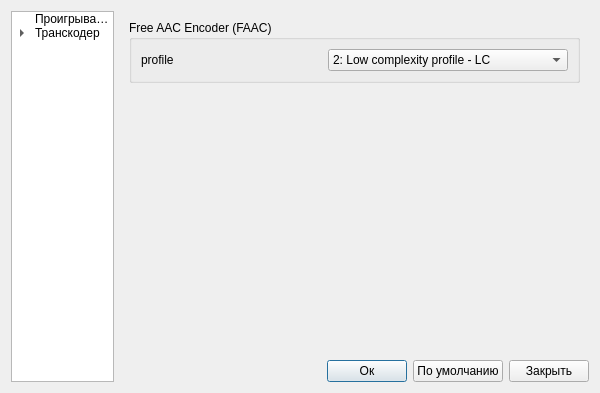
Qt form ui/preferences.ui (ipse666/cueplayer) before a commit.
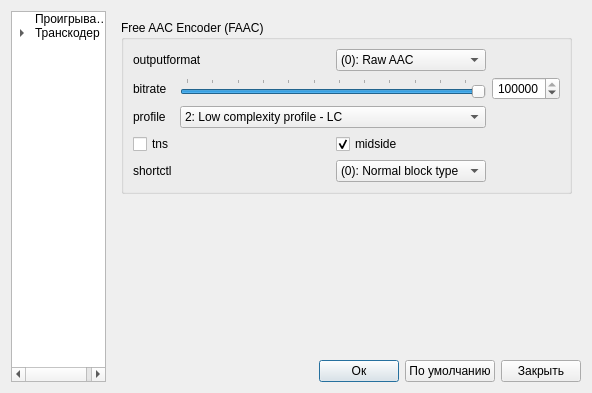
The same form after that commit. The open tabs and pages were chosen to show the change. Icons and pictures are not drawn.

Patch:
```diff
--- a/ui/preferences.ui
+++ b/ui/preferences.ui
@@ -6,7 +6,7 @@
    <rect>
     <x>0</x>
     <y>0</y>
-    <width>600</width>
+    <width>592</width>
     <height>368</height>
    </rect>
   </property>
@@ -1899,15 +1899,106 @@
           <string>Free AAC Encoder (FAAC)</string>
          </property>
          <layout class="QGridLayout" name="gridLayout_6">
-          <item row="0" column="0">
+          <item row="0" column="0" colspan="2">
+           <widget class="QLabel" name="label_28">
+            <property name="text">
+             <string>outputformat</string>
+            </property>
+           </widget>
+          </item>
+          <item row="0" column="2">
+           <widget class="QComboBox" name="faacOutputformatComboBox">
+            <item>
+             <property name="text">
+              <string>(0): Raw AAC</string>
+             </property>
+            </item>
+            <item>
+             <property name="text">
+              <string>(1): ADTS headers</string>
+             </property>
+            </item>
+           </widget>
+          </item>
+          <item row="0" column="3">
+           <spacer name="horizontalSpacer_3">
+            <property name="orientation">
+             <enum>Qt::Horizontal</enum>
+            </property>
+            <property name="sizeHint" stdset="0">
+             <size>
+              <width>68</width>
+              <height>20</height>
+             </size>
+            </property>
+           </spacer>
+          </item>
+          <item row="1" column="0">
+           <widget class="QLabel" name="label_29">
+            <property name="text">
+             <string>bitrate</string>
+            </property>
+           </widget>
+          </item>
+          <item row="1" column="1" colspan="2">
+           <widget class="QSlider" name="faacBitrateSlider">
+            <property name="sizePolicy">
+             <sizepolicy hsizetype="Expanding" vsizetype="Fixed">
+              <horstretch>9</horstretch>
+              <verstretch>0</verstretch>
+             </sizepolicy>
+            </property>
+            <property name="minimum">
+             <number>8000</number>
+            </property>
+            <property name="maximum">
+             <number>320000</number>
+            </property>
+            <property name="singleStep">
+             <number>8000</number>
+            </property>
+            <property name="pageStep">
+             <number>40000</number>
+            </property>
+            <property name="value">
+             <number>128000</number>
+            </property>
+            <property name="orientation">
+             <enum>Qt::Horizontal</enum>
+            </property>
+            <property name="tickPosition">
+             <enum>QSlider::TicksAbove</enum>
+            </property>
+            <property name="tickInterval">
+             <number>8000</number>
+            </property>
+           </widget>
+          </item>
+          <item row="1" column="3">
+           <widget class="QSpinBox" name="faacBitrateSpinBox">
+            <property name="alignment">
+             <set>Qt::AlignCenter</set>
+            </property>
+            <property name="minimum">
+             <number>8000</number>
+            </property>
+            <property name="maximum">
+             <number>320000</number>
+            </property>
+            <property name="value">
+             <number>128000</number>
+            </property>
+           </widget>
+          </item>
+          <item row="2" column="0">
            <widget class="QLabel" name="label_5">
             <property name="text">
              <string>profile</string>
             </property>
            </widget>
           </item>
-          <item row="0" column="1">
-           <widget class="QComboBox" name="comboBox">
+          <item row="2" column="1" colspan="2">
+           <widget class="QComboBox" name="faacProfileComboBox">
             <property name="currentIndex">
              <number>1</number>
             </property>
@@ -1933,6 +2024,75 @@
             </item>
            </widget>
           </item>
+          <item row="2" column="3" rowspan="2">
+           <spacer name="horizontalSpacer_4">
+            <property name="orientation">
+             <enum>Qt::Horizontal</enum>
+            </property>
+            <property name="sizeHint" stdset="0">
+             <size>
+              <width>68</width>
+              <height>20</height>
+             </size>
+            </property>
+           </spacer>
+          </item>
+          <item row="3" column="0">
+           <widget class="QCheckBox" name="faacTnsCheckBox">
+            <property name="text">
+             <string>tns</string>
+            </property>
+           </widget>
+          </item>
+          <item row="3" column="2">
+           <widget class="QCheckBox" name="faacMidsideCheckBox">
+            <property name="text">
+             <string>midside</string>
+            </property>
+            <property name="checked">
+             <bool>true</bool>
+            </property>
+           </widget>
+          </item>
+          <item row="4" column="0">
+           <widget class="QLabel" name="label_30">
+            <property name="text">
+             <string>shortctl</string>
+            </property>
+           </widget>
+          </item>
+          <item row="4" column="2">
+           <widget class="QComboBox" name="faacShortctlComboBox">
+            <item>
+             <property name="text">
+              <string>(0): Normal block type</string>
+             </property>
+            </item>
+            <item>
+             <property name="text">
+              <string>(1): No short blocks</string>
+             </property>
+            </item>
+            <item>
+             <property name="text">
+              <string>(2): No long blocks</string>
+             </property>
+            </item>
+           </widget>
+          </item>
+          <item row="4" column="3">
+           <spacer name="horizontalSpacer_5">
+            <property name="orientation">
+             <enum>Qt::Horizontal</enum>
+            </property>
+            <property name="sizeHint" stdset="0">
+             <size>
+              <width>68</width>
+              <height>20</height>
+             </size>
+            </property>
+           </spacer>
+          </item>
          </layout>
         </widget>
        </item>
```
Left out of the diff: 110 changed lines with no effect on the pictures.
